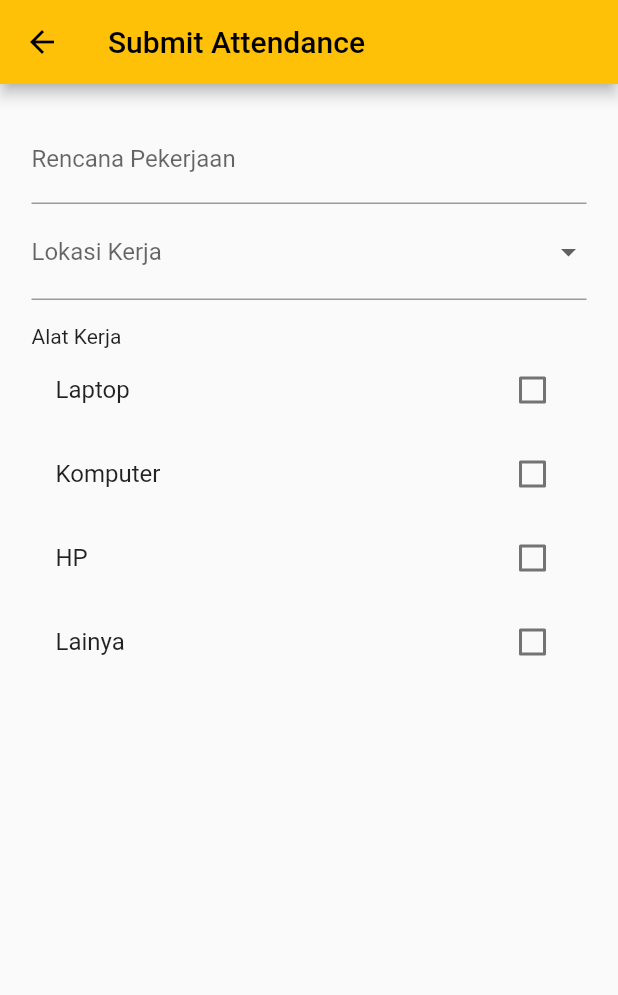
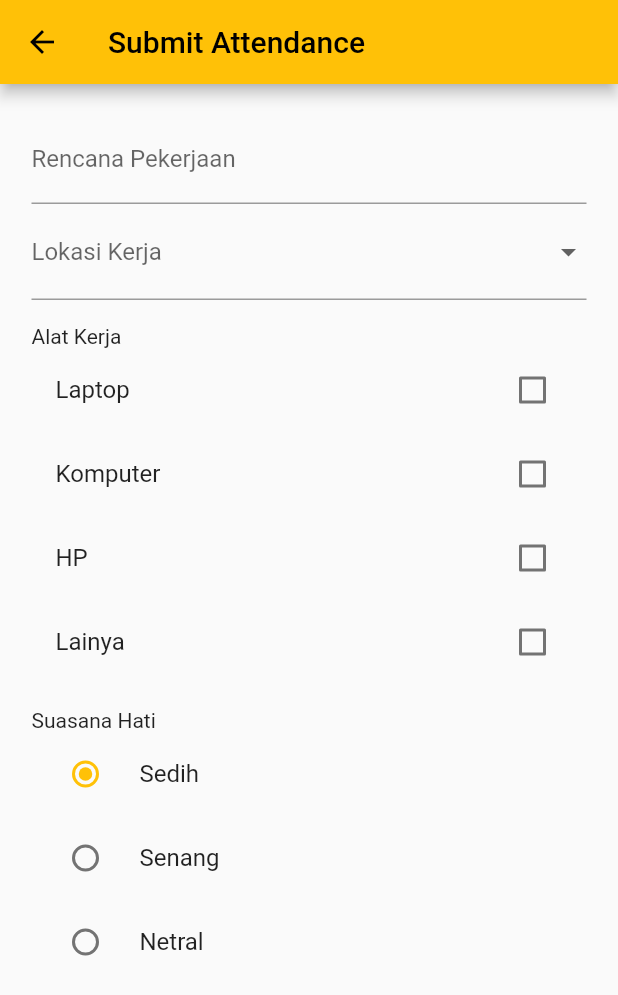
Before and after one commit to 4RSIM3R/flutter-kominfo-blitar, a Flutter app: the SubmitAttendancePage screen opened by its route, on a phone screen of 412 x 824 dp. Shown: the top 995 px of the screen. Run offline on Flutter 3.47's test engine with Material 2 defaults, Android fonts, the phone set to English and light mode, and no system bars.

Commit message:
radio suasana hati

```diff
--- a/lib/submit_attendance_page.dart
+++ b/lib/submit_attendance_page.dart
@@ -58,6 +58,26 @@ class SubmitAttendancePage extends StatelessWidget {
             CheckboxListTile(
               title: Text('Lainya'),
               value: false,
+              onChanged: (_) {},
+            ),
+            SizedBox(height: 16),
+            Text('Suasana Hati'),
+            RadioListTile<String>(
+              title: Text('Sedih'),
+              value: 'sedih',
+              groupValue: 'sedih',
+              onChanged: (_) {},
+            ),
+            RadioListTile<String>(
+              title: Text('Senang'),
+              value: 'senang',
+              groupValue: 'sedih',
+              onChanged: (_) {},
+            ),
+            RadioListTile<String>(
+              title: Text('Netral'),
+              value: 'netral',
+              groupValue: 'sedih',
               onChanged: (_) {},
             ),
           ],
```
